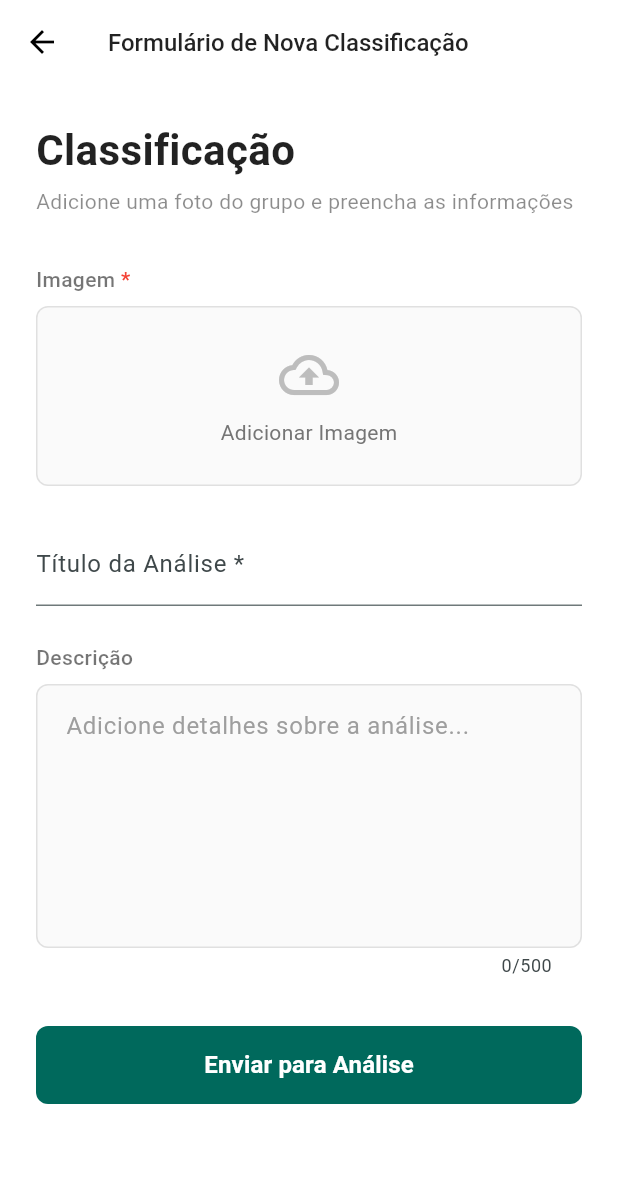
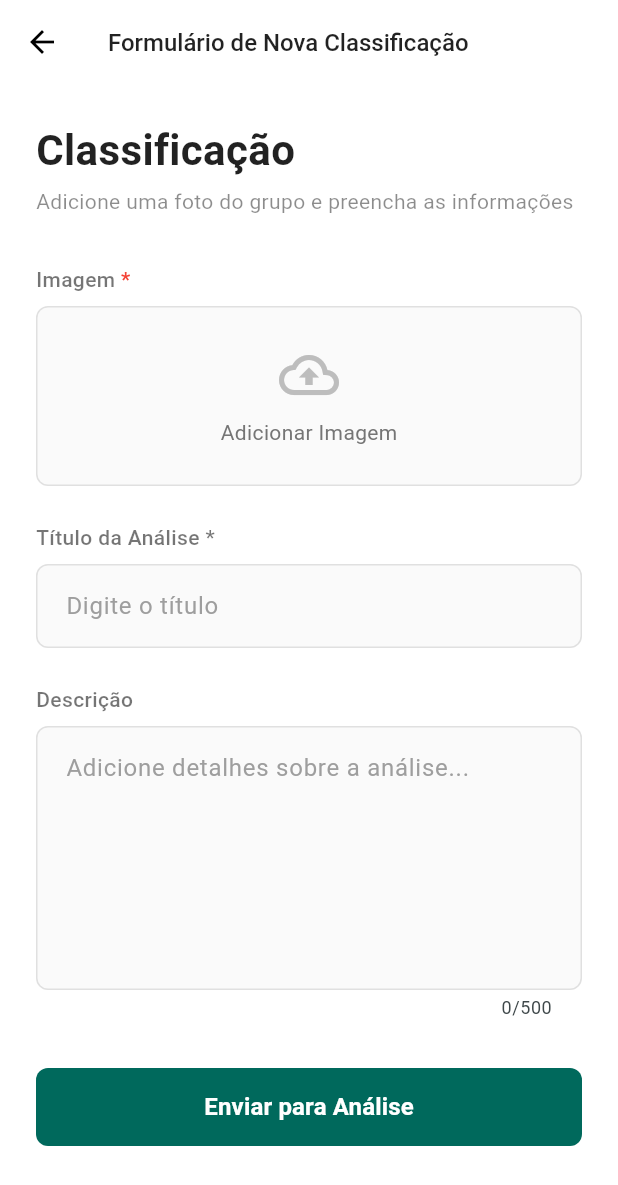
Before and after one commit to UBNoneCoders/classgrao-flutter, a Flutter app: the ClassificationFormPage screen opened by its route, on a phone screen of 412 x 824 dp. Shown: the top 1185 px of the screen. Run offline on Flutter 3.47's test engine with Material 3 defaults, Android fonts, the phone set to English and light mode, and no system bars; our stand-ins replace dio, file_picker, flutter_riverpod, loading_animation_widget, riverpod_annotation, shared_preferences; accounts and stored records are empty; generated files the repository leaves out were written again.

Commit message:
feat: :hammer: Substitui TextFormField por AppTextField no formulário de classificação

```diff
--- a/lib/src/ui/classification_form/classification_form_page.dart
+++ b/lib/src/ui/classification_form/classification_form_page.dart
@@ -193,12 +193,10 @@ class _ClassificationFormPageState
                 errorText: _imageError,
               ),
               const SizedBox(height: 24),
-              TextFormField(
+              AppTextField(
                 controller: _titleController,
-                decoration: const InputDecoration(
-                  labelText: 'Título da Análise *',
-                  hintText: 'Digite o título',
-                ),
+                label: 'Título da Análise *',
+                hint: 'Digite o título',
                 validator: (value) {
                   if (value == null || value.isEmpty) {
                     return 'Por favor, insira um título';
```
